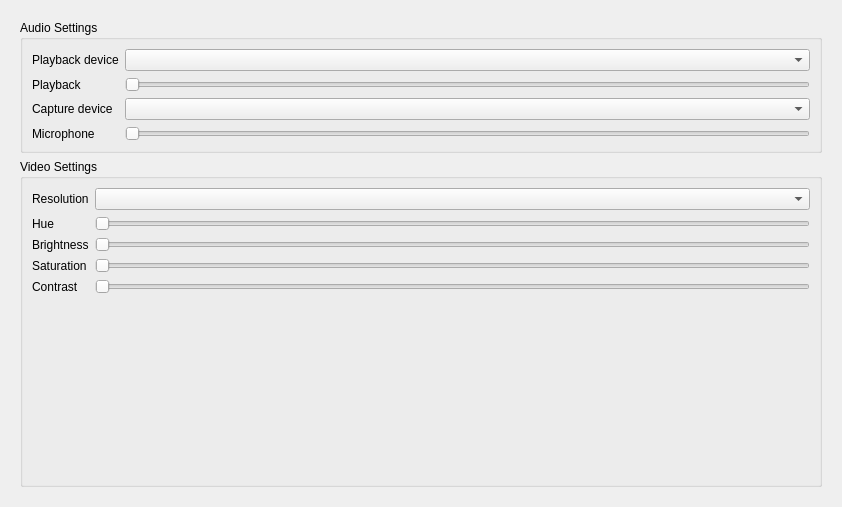
Qt form src/widget/form/settings/avsettings.ui (qTox/qTox) before a commit.
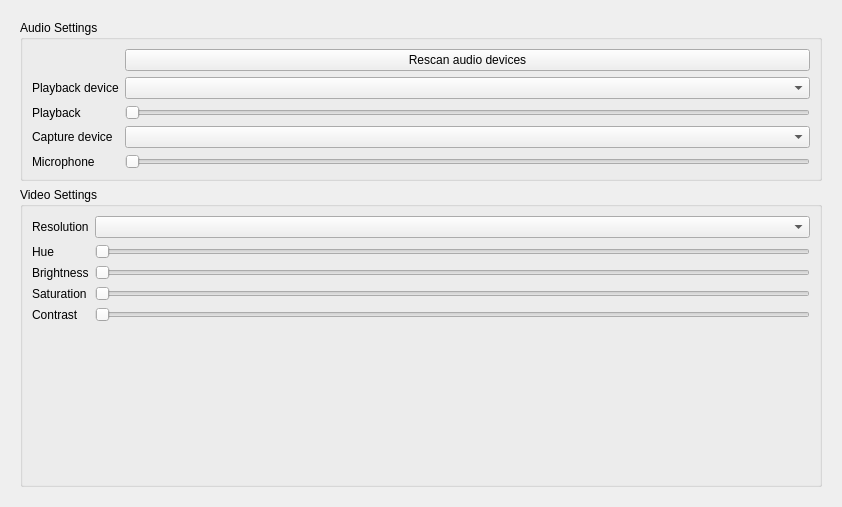
The same form after that commit. Custom widgets are drawn as their Qt base class.

Commit message: rescan audio devices button

The edit to the form file:
```diff
--- a/src/widget/form/settings/avsettings.ui
+++ b/src/widget/form/settings/avsettings.ui
@@ -30,8 +30,8 @@
        <rect>
         <x>0</x>
         <y>0</y>
-        <width>824</width>
-        <height>489</height>
+        <width>810</width>
+        <height>496</height>
        </rect>
       </property>
       <layout class="QVBoxLayout" name="verticalLayout_5">
@@ -41,54 +41,61 @@
           <string>Audio Settings</string>
          </property>
          <layout class="QFormLayout" name="formLayout_2">
-          <item row="6" column="0">
+          <item row="7" column="0">
            <widget class="QLabel" name="microphoneLabel">
             <property name="text">
              <string>Microphone</string>
             </property>
            </widget>
           </item>
-          <item row="1" column="0">
+          <item row="2" column="0">
            <widget class="QLabel" name="playbackLabel">
             <property name="text">
              <string>Playback</string>
             </property>
            </widget>
           </item>
-          <item row="1" column="1">
+          <item row="2" column="1">
            <widget class="QSlider" name="playbackSlider">
             <property name="orientation">
              <enum>Qt::Horizontal</enum>
             </property>
            </widget>
           </item>
-          <item row="6" column="1">
+          <item row="7" column="1">
            <widget class="QSlider" name="microphoneSlider">
             <property name="orientation">
              <enum>Qt::Horizontal</enum>
             </property>
            </widget>
           </item>
-          <item row="0" column="0">
+          <item row="1" column="0">
            <widget class="QLabel" name="outDevLabel">
             <property name="text">
              <string>Playback device</string>
             </property>
            </widget>
           </item>
-          <item row="5" column="0">
+          <item row="6" column="0">
            <widget class="QLabel" name="inDevLabel">
             <property name="text">
              <string>Capture device</string>
             </property>
            </widget>
           </item>
-          <item row="5" column="1">
+          <item row="6" column="1">
            <widget class="QComboBox" name="inDevCombobox"/>
           </item>
-          <item row="0" column="1">
+          <item row="1" column="1">
            <widget class="QComboBox" name="outDevCombobox"/>
           </item>
+          <item row="0" column="1">
+           <widget class="QPushButton" name="rescanButton">
+            <property name="text">
+             <string>Rescan audio devices</string>
+            </property>
+           </widget>
+          </item>
          </layout>
         </widget>
        </item>
```
The commit also changes 1 other file.
